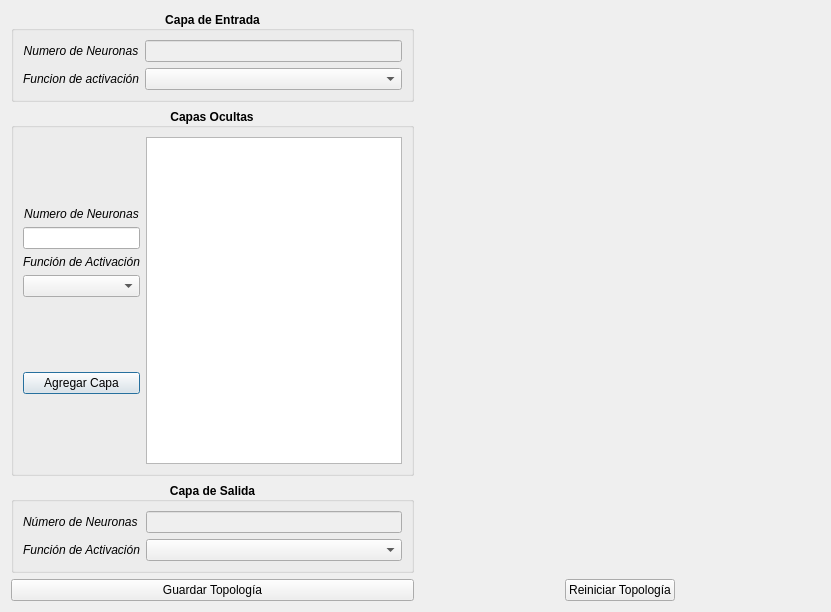
Qt form UI/dialog_topology_config.ui (EARodriguezM/NeuNet) before a commit.
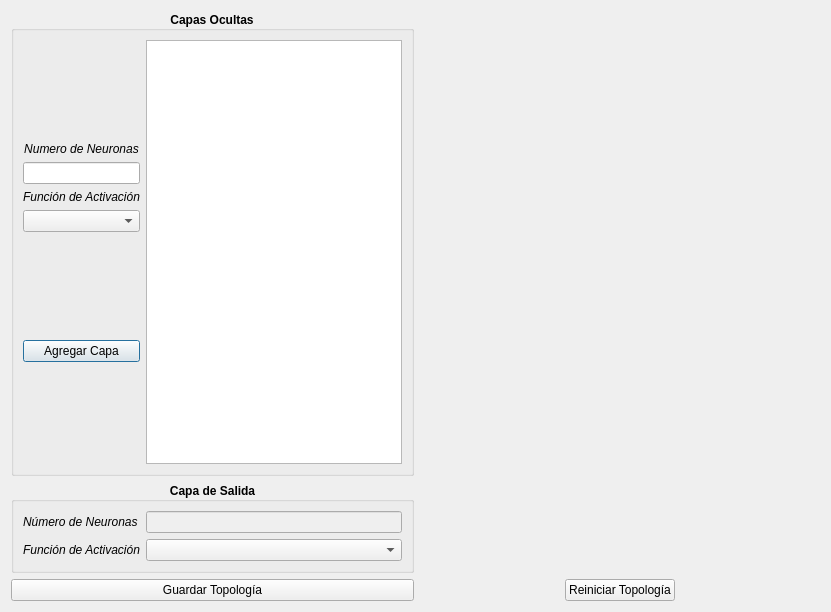
The same form after that commit.

Patch:
```diff
--- a/UI/dialog_topology_config.ui
+++ b/UI/dialog_topology_config.ui
@@ -16,82 +16,7 @@
   <layout class="QGridLayout" name="gridLayout_2">
    <item row="0" column="0">
     <layout class="QGridLayout" name="gridLayout">
-     <item row="0" column="0">
-      <widget class="QGroupBox" name="groupBox">
-       <property name="font">
-        <font>
-         <weight>75</weight>
-         <bold>true</bold>
-        </font>
-       </property>
-       <property name="title">
-        <string>Capa de Entrada</string>
-       </property>
-       <property name="alignment">
-        <set>Qt::AlignCenter</set>
-       </property>
-       <layout class="QGridLayout" name="gridLayout_3">
-        <item row="0" column="1">
-         <widget class="QLineEdit" name="lineEdit_neuron_numbers_initial">
-          <property name="enabled">
-           <bool>false</bool>
-          </property>
-          <property name="font">
-           <font>
-            <weight>50</weight>
-            <bold>false</bold>
-           </font>
-          </property>
-         </widget>
-        </item>
-        <item row="0" column="0">
-         <widget class="QLabel" name="label">
-          <property name="font">
-           <font>
-            <weight>50</weight>
-            <italic>true</italic>
-            <bold>false</bold>
-           </font>
-          </property>
-          <property name="text">
-           <string>Numero de Neuronas</string>
-          </property>
-          <property name="alignment">
-           <set>Qt::AlignCenter</set>
-          </property>
-         </widget>
-        </item>
-        <item row="1" column="0">
-         <widget class="QLabel" name="label_2">
-          <property name="font">
-           <font>
-            <weight>50</weight>
-            <italic>true</italic>
-            <bold>false</bold>
-           </font>
-          </property>
-          <property name="text">
-           <string>Funcion de activación</string>
-          </property>
-          <property name="alignment">
-           <set>Qt::AlignCenter</set>
-          </property>
-         </widget>
-        </item>
-        <item row="1" column="1">
-         <widget class="QComboBox" name="comboBox_activation_function_initial">
-          <property name="font">
-           <font>
-            <weight>50</weight>
-            <bold>false</bold>
-           </font>
-          </property>
-         </widget>
-        </item>
-       </layout>
-      </widget>
-     </item>
-     <item row="7" column="0">
+     <item row="6" column="0">
       <widget class="QGroupBox" name="groupBox_2">
        <property name="font">
         <font>
@@ -163,7 +88,7 @@
        </layout>
       </widget>
      </item>
-     <item row="4" column="0">
+     <item row="3" column="0">
       <widget class="QGroupBox" name="groupBox_3">
        <property name="font">
         <font>
```
